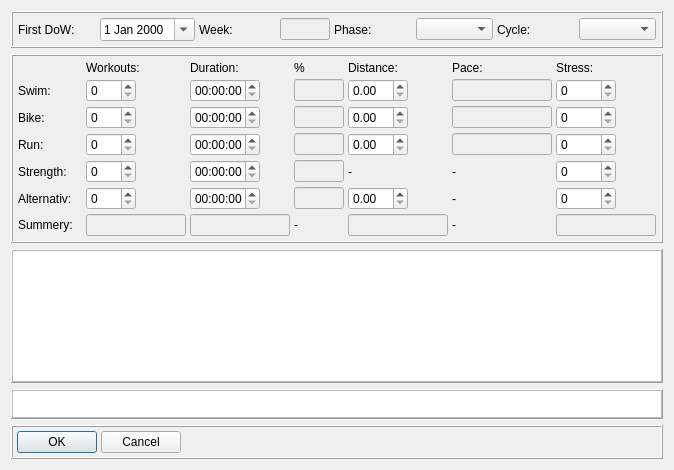
Tria-Andy/WorkoutEditor, file dialog_addweek.ui: the form before one commit.
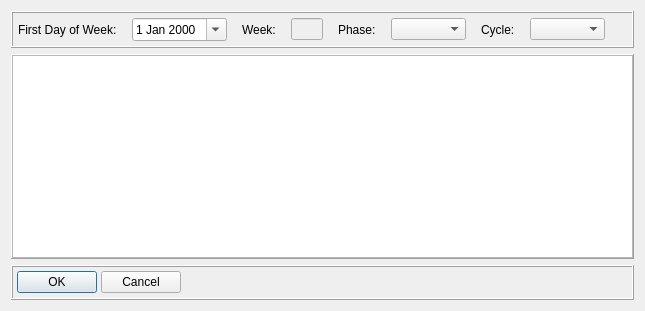
The form after the commit.

Commit message:
Planer: Form-Add Week Workouts #55
Implemented Model and ItemDelegate

Patch:
```diff
--- a/dialog_addweek.ui
+++ b/dialog_addweek.ui
@@ -6,8 +6,8 @@
    <rect>
     <x>0</x>
     <y>0</y>
-    <width>674</width>
-    <height>470</height>
+    <width>645</width>
+    <height>311</height>
    </rect>
   </property>
   <property name="sizePolicy">
@@ -22,6 +22,18 @@
   <layout class="QVBoxLayout" name="verticalLayout">
    <item>
     <widget class="QFrame" name="frame_info">
+     <property name="minimumSize">
+      <size>
+       <width>0</width>
+       <height>35</height>
+      </size>
+     </property>
+     <property name="maximumSize">
+      <size>
+       <width>16777215</width>
+       <height>40</height>
+      </size>
+     </property>
      <property name="frameShape">
       <enum>QFrame::Box</enum>
      </property>
@@ -30,7 +42,7 @@
      </property>
      <layout class="QHBoxLayout" name="horizontalLayout_2">
       <property name="spacing">
-       <number>4</number>
+       <number>15</number>
       </property>
       <property name="leftMargin">
        <number>5</number>
@@ -47,7 +59,10 @@
       <item>
        <widget class="QLabel" name="label_10">
         <property name="text">
-         <string>First DoW:</string>
+         <string>First Day of Week:</string>
+        </property>
+        <property name="buddy">
+         <cstring>dateEdit_selectDate</cstring>
         </property>
        </widget>
       </item>
@@ -86,7 +101,14 @@
        </widget>
       </item>
       <item>
-       <widget class="QComboBox" name="comboBox_phase"/>
+       <widget class="QComboBox" name="comboBox_phase">
+        <property name="minimumSize">
+         <size>
+          <width>75</width>
+          <height>0</height>
+         </size>
+        </property>
+       </widget>
       </item>
       <item>
        <widget class="QLabel" name="label_12">
@@ -96,670 +118,27 @@
        </widget>
       </item>
       <item>
-       <widget class="QComboBox" name="comboBox_cycle"/>
-      </item>
-     </layout>
-    </widget>
-   </item>
-   <item>
-    <widget class="QFrame" name="frame">
-     <property name="frameShape">
-      <enum>QFrame::Box</enum>
-     </property>
-     <property name="frameShadow">
-      <enum>QFrame::Raised</enum>
-     </property>
-     <layout class="QGridLayout" name="gridLayout">
-      <property name="leftMargin">
-       <number>5</number>
-      </property>
-      <property name="topMargin">
-       <number>5</number>
-      </property>
-      <property name="rightMargin">
-       <number>5</number>
-      </property>
-      <property name="bottomMargin">
-       <number>5</number>
-      </property>
-      <property name="spacing">
-       <number>4</number>
-      </property>
-      <item row="1" column="2">
-       <widget class="QTimeEdit" name="timeEdit_swim_dur">
+       <widget class="QComboBox" name="comboBox_cycle">
         <property name="minimumSize">
          <size>
-          <width>70</width>
+          <width>75</width>
           <height>0</height>
          </size>
         </property>
-        <property name="maximumSize">
-         <size>
-          <width>70</width>
-          <height>16777215</height>
-         </size>
-        </property>
        </widget>
       </item>
-      <item row="7" column="0">
-       <widget class="QLabel" name="label_14">
-        <property name="text">
-         <string>Summery:</string>
+      <item>
+       <spacer name="horizontalSpacer_2">
+        <property name="orientation">
+         <enum>Qt::Horizontal</enum>
         </property>
-       </widget>
-      </item>
-      <item row="1" column="0">
-       <widget class="QLabel" name="label">
-        <property name="text">
-         <string>Swim:</string>
-        </property>
-       </widget>
-      </item>
-      <item row="3" column="0">
-       <widget class="QLabel" name="label_3">
-        <property name="text">
-         <string>Run:</string>
-        </property>
-       </widget>
-      </item>
-      <item row="1" column="6">
-       <widget class="QSpinBox" name="spinBox_swim_stress">
-        <property name="minimumSize">
+        <property name="sizeHint" stdset="0">
          <size>
-          <width>60</width>
-          <height>0</height>
+          <width>40</width>
+          <height>20</height>
          </size>
         </property>
-        <property name="maximumSize">
-         <size>
-          <width>60</width>
-          <height>16777215</height>
-         </size>
-        </property>
-        <property name="maximum">
-         <number>499</number>
-        </property>
-       </widget>
-      </item>
-      <item row="4" column="0">
-       <widget class="QLabel" name="label_4">
-        <property name="text">
-         <string>Strength:</string>
-        </property>
-       </widget>
-      </item>
-      <item row="1" column="4">
-       <widget class="QDoubleSpinBox" name="doubleSpinBox_swim_dist">
-        <property name="minimumSize">
-         <size>
-          <width>60</width>
-          <height>0</height>
-         </size>
-        </property>
-        <property name="maximumSize">
-         <size>
-          <width>60</width>
-          <height>16777215</height>
-         </size>
-        </property>
-       </widget>
-      </item>
-      <item row="3" column="6">
-       <widget class="QSpinBox" name="spinBox_run_stress">
-        <property name="minimumSize">
-         <size>
-          <width>60</width>
-          <height>0</height>
-         </size>
-        </property>
-        <property name="maximumSize">
-         <size>
-          <width>60</width>
-          <height>16777215</height>
-         </size>
-        </property>
-        <property name="maximum">
-         <number>499</number>
-        </property>
-       </widget>
-      </item>
-      <item row="4" column="1">
-       <widget class="QSpinBox" name="spinBox_stg_work">
-        <property name="minimumSize">
-         <size>
-          <width>50</width>
-          <height>0</height>
-         </size>
-        </property>
-        <property name="maximumSize">
-         <size>
-          <width>50</width>
-          <height>16777215</height>
-         </size>
-        </property>
-        <property name="maximum">
-         <number>10</number>
-        </property>
-       </widget>
-      </item>
-      <item row="5" column="1">
-       <widget class="QSpinBox" name="spinBox_alt_work">
-        <property name="minimumSize">
-         <size>
-          <width>50</width>
-          <height>0</height>
-         </size>
-        </property>
-        <property name="maximumSize">
-         <size>
-          <width>50</width>
-          <height>16777215</height>
-         </size>
-        </property>
-        <property name="maximum">
-         <number>10</number>
-        </property>
-       </widget>
-      </item>
-      <item row="4" column="2">
-       <widget class="QTimeEdit" name="timeEdit_stg_dur">
-        <property name="minimumSize">
-         <size>
-          <width>70</width>
-          <height>0</height>
-         </size>
-        </property>
-        <property name="maximumSize">
-         <size>
-          <width>70</width>
-          <height>16777215</height>
-         </size>
-        </property>
-       </widget>
-      </item>
-      <item row="5" column="2">
-       <widget class="QTimeEdit" name="timeEdit_alt_dur">
-        <property name="minimumSize">
-         <size>
-          <width>70</width>
-          <height>0</height>
-         </size>
-        </property>
-        <property name="maximumSize">
-         <size>
-          <width>70</width>
-          <height>16777215</height>
-         </size>
-        </property>
-       </widget>
-      </item>
-      <item row="5" column="6">
-       <widget class="QSpinBox" name="spinBox_alt_stress">
-        <property name="minimumSize">
-         <size>
-          <width>60</width>
-          <height>0</height>
-         </size>
-        </property>
-        <property name="maximumSize">
-         <size>
-          <width>60</width>
-          <height>16777215</height>
-         </size>
-        </property>
-        <property name="maximum">
-         <number>499</number>
-        </property>
-       </widget>
-      </item>
-      <item row="4" column="6">
-       <widget class="QSpinBox" name="spinBox_stg_stress">
-        <property name="minimumSize">
-         <size>
-          <width>60</width>
-          <height>0</height>
-         </size>
-        </property>
-        <property name="maximumSize">
-         <size>
-          <width>60</width>
-          <height>16777215</height>
-         </size>
-        </property>
-        <property name="maximum">
-         <number>199</number>
-        </property>
-       </widget>
-      </item>
-      <item row="5" column="4">
-       <widget class="QDoubleSpinBox" name="doubleSpinBox_alt_dist">
-        <property name="minimumSize">
-         <size>
-          <width>60</width>
-          <height>0</height>
-         </size>
-        </property>
-        <property name="maximumSize">
-         <size>
-          <width>60</width>
-          <height>16777215</height>
-         </size>
-        </property>
-       </widget>
-      </item>
-      <item row="7" column="1">
-       <widget class="QLineEdit" name="lineEdit_sum_work">
-        <property name="enabled">
-         <bool>false</bool>
-        </property>
-        <property name="maximumSize">
-         <size>
-          <width>100</width>
-          <height>16777215</height>
-         </size>
-        </property>
-       </widget>
-      </item>
-      <item row="7" column="2">
-       <widget class="QLineEdit" name="lineEdit_sum_duration">
-        <property name="enabled">
-         <bool>false</bool>
-        </property>
-        <property name="maximumSize">
-         <size>
-          <width>100</width>
-          <height>16777215</height>
-         </size>
-        </property>
-       </widget>
-      </item>
-      <item row="7" column="4">
-       <widget class="QLineEdit" name="lineEdit_sum_distance">
-        <property name="enabled">
-         <bool>false</bool>
-        </property>
-        <property name="maximumSize">
-         <size>
-          <width>100</width>
-          <height>16777215</height>
-         </size>
-        </property>
-       </widget>
-      </item>
-      <item row="7" column="6">
-       <widget class="QLineEdit" name="lineEdit_sum_stress">
-        <property name="enabled">
-         <bool>false</bool>
-        </property>
-        <property name="maximumSize">
-         <size>
-          <width>100</width>
-          <height>16777215</height>
-         </size>
-        </property>
-       </widget>
-      </item>
-      <item row="1" column="5">
-       <widget class="QLineEdit" name="lineEdit_swim_pace">
-        <property name="enabled">
-         <bool>false</bool>
-        </property>
-        <property name="minimumSize">
-         <size>
-          <width>100</width>
-          <height>0</height>
-         </size>
-        </property>
-        <property name="maximumSize">
-         <size>
-          <width>100</width>
-          <height>16777215</height>
-         </size>
-        </property>
-       </widget>
-      </item>
-      <item row="1" column="3">
-       <widget class="QLineEdit" name="lineEdit_swim_perc">
-        <property name="enabled">
-         <bool>false</bool>
-        </property>
-        <property name="maximumSize">
-         <size>
-          <width>50</width>
-          <height>16777215</height>
-         </size>
-        </property>
-       </widget>
-      </item>
-      <item row="0" column="3">
-       <widget class="QLabel" name="label_15">
-        <property name="text">
-         <string>%</string>
-        </property>
-       </widget>
-      </item>
-      <item row="0" column="5">
-       <widget class="QLabel" name="label_16">
-        <property name="text">
-         <string>Pace:</string>
-        </property>
-       </widget>
-      </item>
-      <item row="2" column="3">
-       <widget class="QLineEdit" name="lineEdit_bike_perc">
-        <property name="enabled">
-         <bool>false</bool>
-        </property>
-        <property name="maximumSize">
-         <size>
-          <width>50</width>
-          <height>16777215</height>
-         </size>
-        </property>
-       </widget>
-      </item>
-      <item row="3" column="3">
-       <widget class="QLineEdit" name="lineEdit_run_perc">
-        <property name="enabled">
-         <bool>false</bool>
-        </property>
-        <property name="maximumSize">
-         <size>
-          <width>50</width>
-          <height>16777215</height>
-         </size>
-        </property>
-       </widget>
-      </item>
-      <item row="4" column="3">
-       <widget class="QLineEdit" name="lineEdit_stg_perc">
-        <property name="enabled">
-         <bool>false</bool>
-        </property>
-        <property name="maximumSize">
-         <size>
-          <width>50</width>
-          <height>16777215</height>
-         </size>
-        </property>
-       </widget>
-      </item>
-      <item row="5" column="3">
-       <widget class="QLineEdit" name="lineEdit_alt_perc">
-        <property name="enabled">
-         <bool>false</bool>
-        </property>
-        <property name="maximumSize">
-         <size>
-          <width>50</width>
-          <height>16777215</height>
-         </size>
-        </property>
-       </widget>
-      </item>
-      <item row="2" column="5">
-       <widget class="QLineEdit" name="lineEdit_bike_pace">
-        <property name="enabled">
-         <bool>false</bool>
-        </property>
-        <property name="minimumSize">
-         <size>
-          <width>100</width>
-          <height>0</height>
-         </size>
-        </property>
-        <property name="maximumSize">
-         <size>
-          <width>100</width>
-          <height>16777215</height>
-         </size>
-        </property>
-       </widget>
-      </item>
-      <item row="3" column="5">
-       <widget class="QLineEdit" name="lineEdit_run_pace">
-        <property name="enabled">
-         <bool>false</bool>
-        </property>
-        <property name="minimumSize">
-         <size>
-          <width>100</width>
-          <height>0</height>
-         </size>
-        </property>
-        <property name="maximumSize">
-         <size>
-          <width>100</width>
-          <height>16777215</height>
-         </size>
-        </property>
-       </widget>
-      </item>
-      <item row="4" column="4">
-       <widget class="QLabel" name="label_17">
-        <property name="text">
-         <string>-</string>
-        </property>
-       </widget>
-      </item>
-      <item row="4" column="5">
-       <widget class="QLabel" name="label_18">
-        <property name="text">
-         <string>-</string>
-        </property>
-       </widget>
-      </item>
-      <item row="5" column="5">
-       <widget class="QLabel" name="label_19">
-        <property name="text">
-         <string>-</string>
-        </property>
-       </widget>
-      </item>
-      <item row="7" column="5">
-       <widget class="QLabel" name="label_20">
-        <property name="text">
-         <string>-</string>
-        </property>
-       </widget>
-      </item>
-      <item row="7" column="3">
-       <widget class="QLabel" name="label_21">
-        <property name="text">
-         <string>-</string>
-        </property>
-       </widget>
-      </item>
-      <item row="5" column="0">
-       <widget class="QLabel" name="label_5">
-        <property name="text">
-         <string>Alternativ:</string>
-        </property>
-       </widget>
-      </item>
-      <item row="2" column="0">
-       <widget class="QLabel" name="label_2">
-        <property name="text">
-         <string>Bike:</string>
-        </property>
-       </widget>
-      </item>
-      <item row="1" column="1">
-       <widget class="QSpinBox" name="spinBox_swim_work">
-        <property name="minimumSize">
-         <size>
-          <width>50</width>
-          <height>0</height>
-         </size>
-        </property>
-        <property name="maximumSize">
-         <size>
-          <width>50</width>
-          <height>16777215</height>
-         </size>
-        </property>
-        <property name="maximum">
-         <number>10</number>
-        </property>
-       </widget>
-      </item>
-      <item row="0" column="1">
-       <widget class="QLabel" name="label_6">
-        <property name="text">
-         <string>Workouts:</string>
-        </property>
-       </widget>
-      </item>
-      <item row="0" column="2">
-       <widget class="QLabel" name="label_7">
-        <property name="text">
-         <string>Duration:</string>
-        </property>
-       </widget>
-      </item>
-      <item row="0" column="4">
-       <widget class="QLabel" name="label_8">
-        <property name="text">
-         <string>Distance:</string>
-        </property>
-       </widget>
-      </item>
-      <item row="0" column="6">
-       <widget class="QLabel" name="label_9">
-        <property name="text">
-         <string>Stress:</string>
-        </property>
-       </widget>
-      </item>
-      <item row="2" column="1">
-       <widget class="QSpinBox" name="spinBox_bike_work">
-        <property name="minimumSize">
-         <size>
-          <width>50</width>
-          <height>0</height>
-         </size>
-        </property>
-        <property name="maximumSize">
-         <size>
-          <width>50</width>
-          <height>16777215</height>
-         </size>
-        </property>
-        <property name="maximum">
-         <number>10</number>
-        </property>
-       </widget>
-      </item>
-      <item row="2" column="6">
-       <widget class="QSpinBox" name="spinBox_bike_stress">
-        <property name="minimumSize">
-         <size>
-          <width>60</width>
-          <height>0</height>
-         </size>
-        </property>
-        <property name="maximumSize">
-         <size>
-          <width>60</width>
-          <height>16777215</height>
-         </size>
-        </property>
-        <property name="maximum">
-         <number>599</number>
-        </property>
-       </widget>
-      </item>
-      <item row="2" column="2">
-       <widget class="QTimeEdit" name="timeEdit_bike_dur">
-        <property name="minimumSize">
-         <size>
-          <width>70</width>
-          <height>0</height>
-         </size>
-        </property>
-        <property name="maximumSize">
-         <size>
-          <width>70</width>
-          <height>16777215</height>
-         </size>
-        </property>
-       </widget>
-      </item>
-      <item row="2" column="4">
-       <widget class="QDoubleSpinBox" name="doubleSpinBox_bike_dist">
-        <property name="minimumSize">
-         <size>
-          <width>60</width>
-          <height>0</height>
-         </size>
-        </property>
-        <property name="maximumSize">
-         <size>
-          <width>60</width>
-          <height>16777215</height>
-         </size>
-        </property>
-        <property name="minimum">
-         <double>0.000000000000000</double>
-        </property>
-        <property name="maximum">
-         <double>299.990000000000009</double>
-        </property>
-        <property name="value">
-         <double>0.000000000000000</double>
-        </property>
-       </widget>
-      </item>
-      <item row="3" column="1">
-       <widget class="QSpinBox" name="spinBox_run_work">
-        <property name="minimumSize">
-         <size>
-          <width>50</width>
-          <height>0</height>
-         </size>
-        </property>
-        <property name="maximumSize">
-         <size>
-          <width>50</width>
-          <height>16777215</height>
-         </size>
-        </property>
-        <property name="maximum">
-         <number>10</number>
-        </property>
-       </widget>
-      </item>
-      <item row="3" column="2">
-       <widget class="QTimeEdit" name="timeEdit_run_dur">
-        <property name="minimumSize">
-         <size>
-          <width>70</width>
-          <height>0</height>
-         </size>
-        </property>
-        <property name="maximumSize">
-         <size>
-          <width>70</width>
-          <height>16777215</height>
-         </size>
-        </property>
-       </widget>
-      </item>
-      <item row="3" column="4">
-       <widget class="QDoubleSpinBox" name="doubleSpinBox_run_dist">
-        <property name="minimumSize">
-         <size>
-          <width>60</width>
-          <height>0</height>
-         </size>
-        </property>
-        <property name="maximumSize">
-         <size>
-          <width>60</width>
-          <height>16777215</height>
-         </size>
-        </property>
-       </widget>
+       </spacer>
       </item>
      </layout>
     </widget>
@@ -789,49 +168,32 @@
        <number>0</number>
       </property>
       <item>
-       <widget class="QTableView" name="tableView_sportValues"/>
-      </item>
-     </layout>
-    </widget>
-   </item>
-   <item>
-    <widget class="QFrame" name="frame_sum">
-     <property name="maximumSize">
-      <size>
-       <width>16777215</width>
-       <height>30</height>
-      </size>
-     </property>
-     <property name="frameShape">
-      <enum>QFrame::Panel</enum>
-     </property>
-     <property name="frameShadow">
-      <enum>QFrame::Raised</enum>
-     </property>
-     <layout class="QHBoxLayout" name="horizontalLayout_4">
-      <property name="spacing">
-       <number>0</number>
-      </property>
-      <property name="leftMargin">
-       <number>0</number>
-      </property>
-      <property name="topMargin">
-       <number>0</number>
-      </property>
-      <property name="rightMargin">
-       <number>0</number>
-      </property>
-      <property name="bottomMargin">
-       <number>0</number>
-      </property>
-      <item>
-       <widget class="QTableView" name="tableView"/>
+       <widget class="QTableView" name="tableView_sportValues">
+        <property name="minimumSize">
+         <size>
+          <width>0</width>
+          <height>60</height>
+         </size>
+        </property>
+       </widget>
       </item>
      </layout>
     </widget>
    </item>
    <item>
     <widget class="QFrame" name="frame_2">
+     <property name="minimumSize">
+      <size>
+       <width>0</width>
+       <height>35</height>
+      </size>
+     </property>
+     <property name="maximumSize">
+      <size>
+       <width>16777215</width>
+       <height>40</height>
+      </size>
+     </property>
      <property name="frameShape">
       <enum>QFrame::Box</enum>
      </property>
```
Left out of the diff: 40 changed lines with no effect on the pictures. The commit also changes 3 other files.
